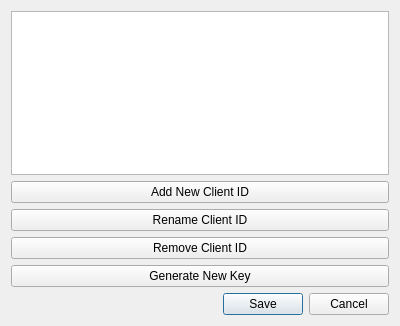
First picture: the form in RemoteMouse_Server/clientidkeydialog.ui, repository alanbrady/RemoteMouse, before the edit.
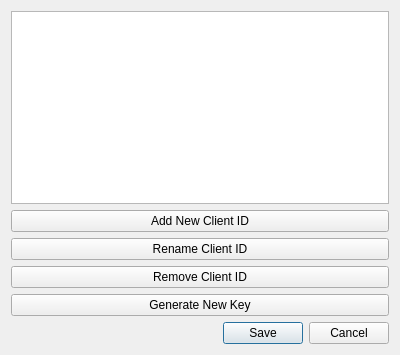
Second picture: the form after the edit.

Commit message: Fixes Header Labels

```diff
--- a/RemoteMouse_Server/clientidkeydialog.ui
+++ b/RemoteMouse_Server/clientidkeydialog.ui
@@ -7,7 +7,7 @@
     <x>0</x>
     <y>0</y>
     <width>400</width>
-    <height>326</height>
+    <height>355</height>
    </rect>
   </property>
   <property name="sizePolicy">
@@ -31,6 +31,15 @@
      <property name="selectionMode">
       <enum>QAbstractItemView::SingleSelection</enum>
      </property>
+     <attribute name="horizontalHeaderCascadingSectionResizes">
+      <bool>false</bool>
+     </attribute>
+     <attribute name="horizontalHeaderDefaultSectionSize">
+      <number>200</number>
+     </attribute>
+     <attribute name="horizontalHeaderStretchLastSection">
+      <bool>true</bool>
+     </attribute>
     </widget>
    </item>
    <item>
```
The commit also changes 1 other file.
